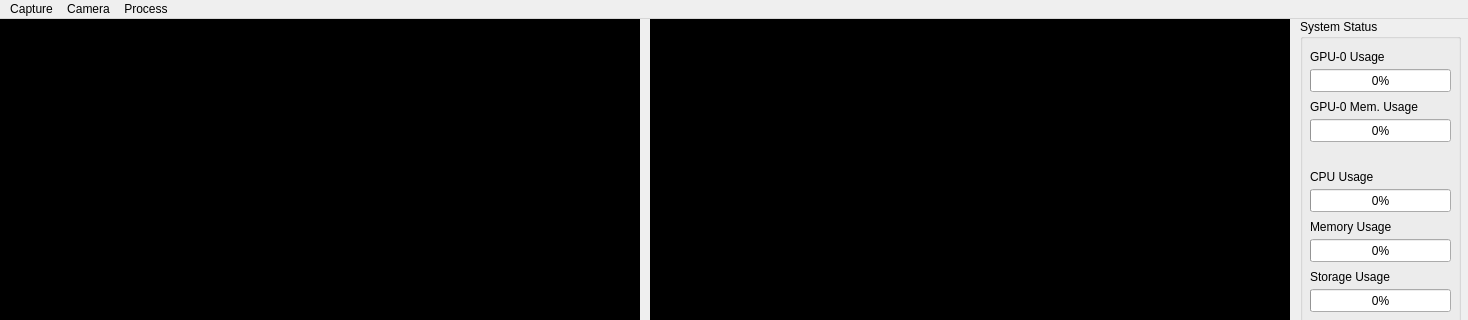
The window that app/incabin_camera_monitor/window.ui (elecun/flame-autonomous) describes before a commit, drawn with Qt 5; both pictures show x 0 to 1468 and y 0 to 320 of the 1468 by 807 pixel window.
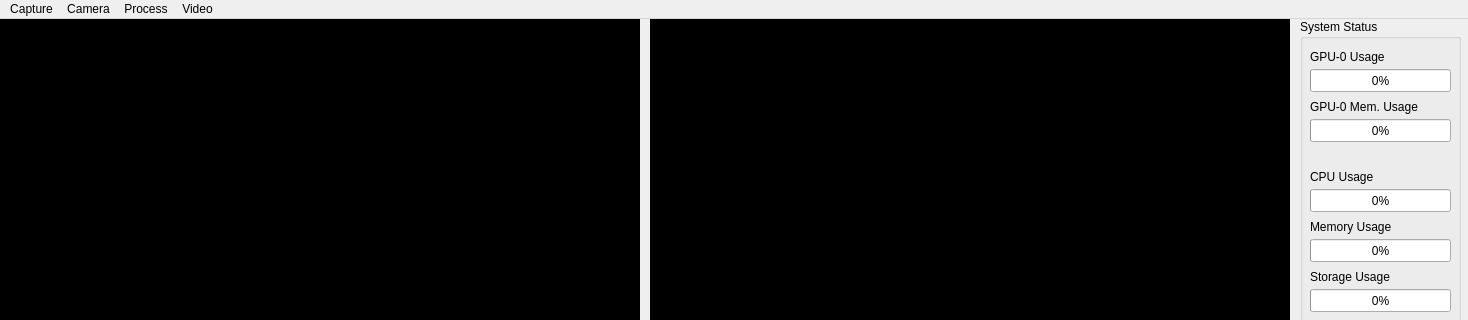
The same window after the commit. Icons and pictures are not drawn.

What changed in the file:
```diff
--- a/app/incabin_camera_monitor/window.ui
+++ b/app/incabin_camera_monitor/window.ui
@@ -243,7 +243,7 @@
      <x>0</x>
      <y>0</y>
      <width>1468</width>
-     <height>24</height>
+     <height>43</height>
     </rect>
    </property>
    <widget class="QMenu" name="menuControl">
@@ -279,9 +279,16 @@
     </property>
     <addaction name="actionEnable_HPE"/>
    </widget>
+   <widget class="QMenu" name="menuVideo">
+    <property name="title">
+     <string>Video</string>
+    </property>
+    <addaction name="actionLoad_file_from_record_directory"/>
+   </widget>
    <addaction name="menuControl"/>
    <addaction name="menuCamera"/>
    <addaction name="menuProcess"/>
+   <addaction name="menuVideo"/>
   </widget>
   <widget class="QStatusBar" name="statusbar"/>
   <action name="actionStartDataRecording">
```
Left out of the diff: 40 changed lines with no effect on the pictures.
